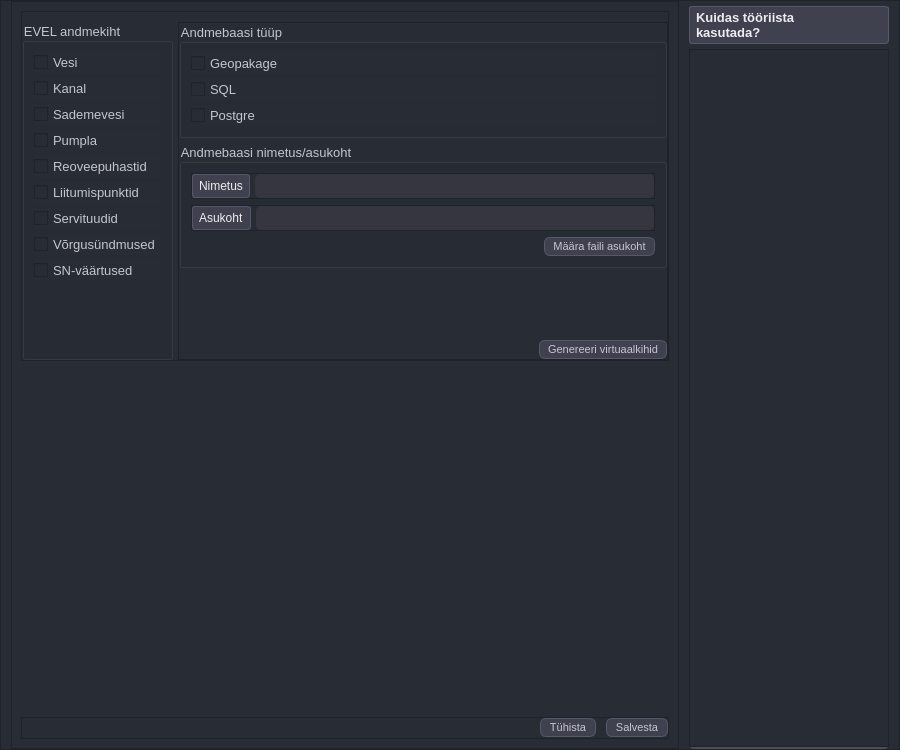
Qt form mailabl-qgis/Functions/EVEL/widgets/EVEL.ui (TuloliKalver/mailabl-qgis) before a commit.
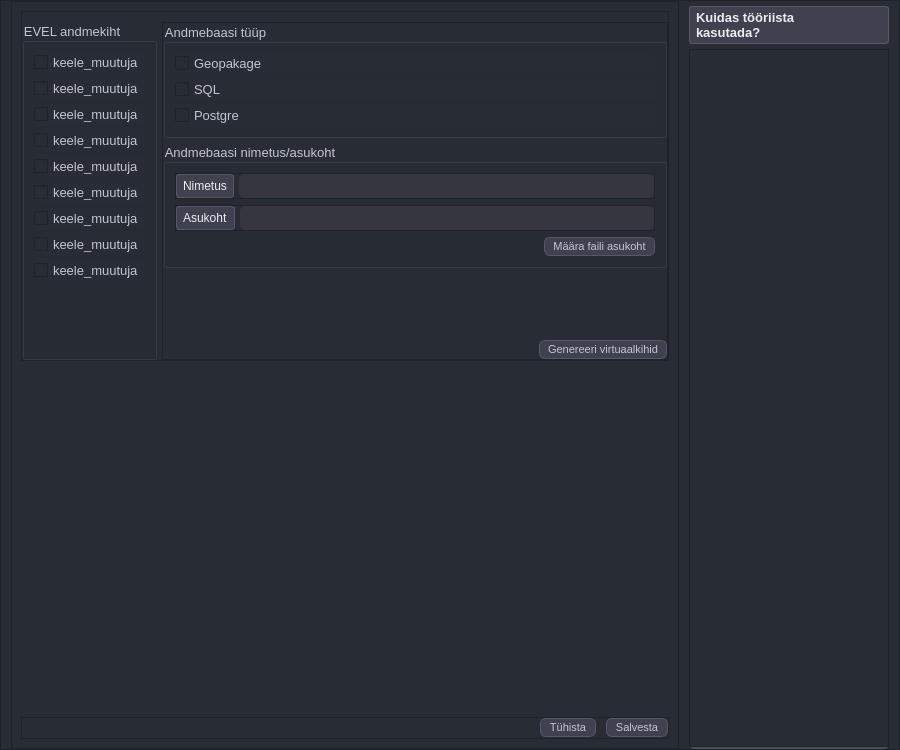
The same form after that commit. Icons and pictures are not drawn.

What changed in the file:
```diff
--- a/mailabl-qgis/Functions/EVEL/widgets/EVEL.ui
+++ b/mailabl-qgis/Functions/EVEL/widgets/EVEL.ui
@@ -303,7 +303,7 @@
                   </font>
                  </property>
                  <property name="text">
-                  <string>Vesi</string>
+                  <string>keele_muutuja</string>
                  </property>
                 </widget>
                </item>
@@ -315,7 +315,7 @@
                   </font>
                  </property>
                  <property name="text">
-                  <string>Kanal</string>
+                  <string>keele_muutuja</string>
                  </property>
                 </widget>
                </item>
@@ -327,7 +327,7 @@
                   </font>
                  </property>
                  <property name="text">
-                  <string>Sademevesi</string>
+                  <string>keele_muutuja</string>
                  </property>
                 </widget>
                </item>
@@ -339,7 +339,7 @@
                   </font>
                  </property>
                  <property name="text">
-                  <string>Pumpla</string>
+                  <string>keele_muutuja</string>
                  </property>
                 </widget>
                </item>
@@ -351,7 +351,7 @@
                   </font>
                  </property>
                  <property name="text">
-                  <string>Reoveepuhastid</string>
+                  <string>keele_muutuja</string>
                  </property>
                 </widget>
                </item>
@@ -363,7 +363,7 @@
                   </font>
                  </property>
                  <property name="text">
-                  <string>Liitumispunktid</string>
+                  <string>keele_muutuja</string>
                  </property>
                 </widget>
                </item>
@@ -375,7 +375,7 @@
                   </font>
                  </property>
                  <property name="text">
-                  <string>Servituudid</string>
+                  <string>keele_muutuja</string>
                  </property>
                 </widget>
                </item>
@@ -387,7 +387,7 @@
                   </font>
                  </property>
                  <property name="text">
-                  <string>Võrgusündmused</string>
+                  <string>keele_muutuja</string>
                  </property>
                 </widget>
                </item>
@@ -399,7 +399,7 @@
                   </font>
                  </property>
                  <property name="text">
-                  <string>SN-väärtused</string>
+                  <string>keele_muutuja</string>
                  </property>
                 </widget>
                </item>
```
Left out of the diff: 30 changed lines with no effect on the pictures.
